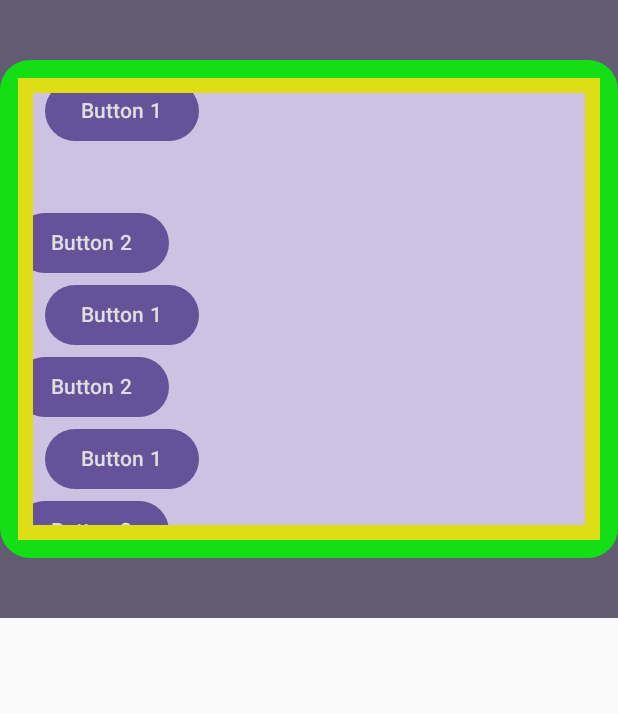
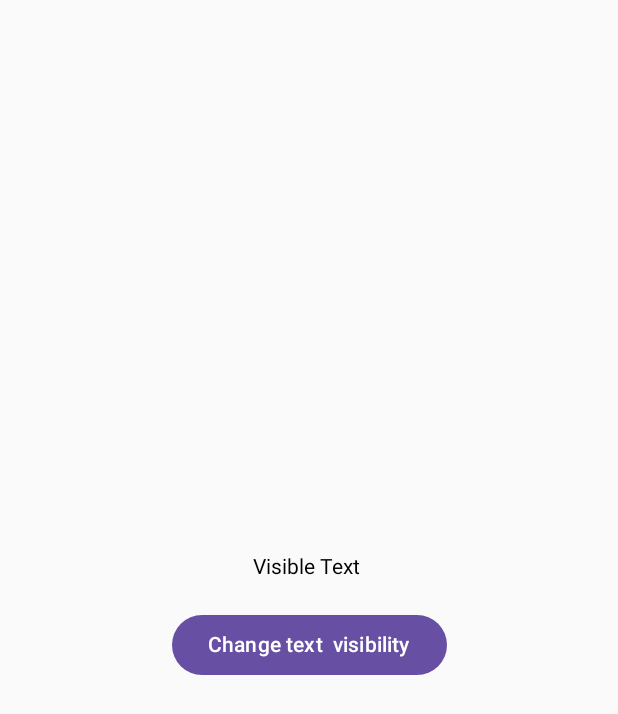
Before and after one commit to Prabhat-kr-Tiwari/JetPackCompose, an Android app built with Jetpack Compose: the screen it shows after launch (MainActivity), on a phone screen of 412 x 824 dp. Shown: the top 714 px of the screen. Run offline under Robolectric (Android 15) with nearby library versions, the phone set to English and light mode, and no system bars; libraries missing offline, so code that uses them is left out: com.prabhat; missing, so only their content is drawn: IntroductionTheme.

Commit message:
states and remeber

```diff
--- a/app/src/main/java/com/prabhat/Introduction/MainActivity.kt
+++ b/app/src/main/java/com/prabhat/Introduction/MainActivity.kt
@@ -4,26 +4,19 @@ import android.os.Bundle
 import androidx.activity.ComponentActivity
 import androidx.activity.compose.setContent
 import androidx.activity.enableEdgeToEdge
-import androidx.compose.foundation.background
-import androidx.compose.foundation.border
-import androidx.compose.foundation.clickable
+import androidx.compose.foundation.layout.Arrangement
 import androidx.compose.foundation.layout.Column
 import androidx.compose.foundation.layout.Spacer
-import androidx.compose.foundation.layout.fillMaxHeight
-import androidx.compose.foundation.layout.fillMaxWidth
+import androidx.compose.foundation.layout.fillMaxSize
 import androidx.compose.foundation.layout.height
-import androidx.compose.foundation.layout.padding
-import androidx.compose.foundation.rememberScrollState
-import androidx.compose.foundation.shape.RoundedCornerShape
-import androidx.compose.foundation.verticalScroll
 import androidx.compose.material3.Button
-import androidx.compose.material3.MaterialTheme
 import androidx.compose.material3.Text
 import androidx.compose.runtime.Composable
+import androidx.compose.runtime.mutableStateOf
+import androidx.compose.runtime.remember
+import androidx.compose.ui.Alignment
 import androidx.compose.ui.Modifier
 import androidx.compose.ui.draw.alpha
-import androidx.compose.ui.draw.clip
-import androidx.compose.ui.graphics.Color
 import androidx.compose.ui.tooling.preview.Preview
 import androidx.compose.ui.unit.dp
 import com.prabhat.Introduction.ui.theme.IntroductionTheme
@@ -35,124 +28,58 @@ class MainActivity : ComponentActivity() {
         setContent {
             IntroductionTheme {
 
-                firstUI()
+                Screen()
             }
         }
     }
 
     @Preview
     @Composable
-    fun firstUI() {
+    fun Screen() {
 
 
-        /*Row(
-            modifier = Modifier
-                .fillMaxWidth()
-                .fillMaxHeight(0.5f)
-                .background(MaterialTheme.colorScheme.primaryContainer )
-                .padding(
+        Column(
+            modifier = Modifier.fillMaxSize(),
 
-                    vertical = 10.dp
-
-                *//*start = 40.dp, top = 40.dp*//*)
-
-            ,
-            horizontalArrangement = Arrangement.SpaceBetween
+            verticalArrangement = Arrangement.Center,
+            horizontalAlignment = Alignment.CenterHorizontally
         ) {
 
-            Button(onClick = { *//*TODO*//* }) {
-
-                Text(text = "Button 1")
+            val textVisibilityState = remember {
+                mutableStateOf(true)
             }
 
-            Button(onClick = { *//*TODO*//* }) {
-                Text(text = "Button 2")
-            }
-        }*/
+            /*if (textVisibilityState.value) {
+                Text(text = "Text visibile")
 
-        Column(
-            modifier = Modifier
-                .fillMaxWidth()
-                .fillMaxHeight(0.5f)
+            }*/
 
-                .background(MaterialTheme.colorScheme.secondary)
+            /*Text(
+                modifier = Modifier.alpha(if (textVisibilityState.value) 1f else 0.3f),
+                text = "Text visibile"
+            )*/
 
-                .padding(vertical = 40.dp)
-                .clip(RoundedCornerShape(20.dp))
-                .alpha(.8f)
-                .border(12.dp, Color.Green)
-                .padding(10.dp)
-                .border(12.dp, Color.Yellow)
-                .clickable { }
-                .verticalScroll(rememberScrollState())
-                .background(MaterialTheme.colorScheme.primaryContainer)
-        ) {
+            val text=if(textVisibilityState.value) "Visible Text " else "Note visible Text"
 
-            Button(
-                onClick = { },
-//                modifier = Modifier.offset(10.dp)
-                modifier = Modifier.padding(start = 20.dp)
-            ) {
 
-                Text(text = "Button 1")
-            }
-            //spacer
-            Spacer(modifier = Modifier.height(40.dp))
+            Text(text = text, modifier = Modifier.alpha(
 
-            Button(onClick = { }) {
-                Text(text = "Button 2")
-            }
+                if(textVisibilityState.value) 1f else 0.2f
+            ))
 
-            Button(
-                onClick = { },
-//                modifier = Modifier.offset(10.dp)
-                modifier = Modifier.padding(start = 20.dp)
-            ) {
+            Spacer(modifier = Modifier.height(20.dp))
 
-                Text(text = "Button 1")
-            }
+            Button(onClick = {
 
-            Button(onClick = { }) {
-                Text(text = "Button 2")
-            }
-            Button(
-                onClick = { },
-//                modifier = Modifier.offset(10.dp)
-                modifier = Modifier.padding(start = 20.dp)
-            ) {
+                textVisibilityState.value = !textVisibilityState.value
 
-                Text(text = "Button 1")
-            }
+            }) {
 
-            Button(onClick = { }) {
-                Text(text = "Button 2")
-            }
+                Text(text = "Change text  visibility")
 
-            Button(
-                onClick = { },
-//                modifier = Modifier.offset(10.dp)
-                modifier = Modifier.padding(start = 20.dp)
-            ) {
-
-                Text(text = "Button 1")
-            }
-
-            Button(onClick = { }) {
-                Text(text = "Button 2")
-            }
-            Button(
-                onClick = { },
-//                modifier = Modifier.offset(10.dp)
-                modifier = Modifier.padding(start = 20.dp)
-            ) {
-
-                Text(text = "Button 1")
-            }
-
-            Button(onClick = { }) {
-                Text(text = "Button 2")
             }
         }
+
     }
 
 }
```
